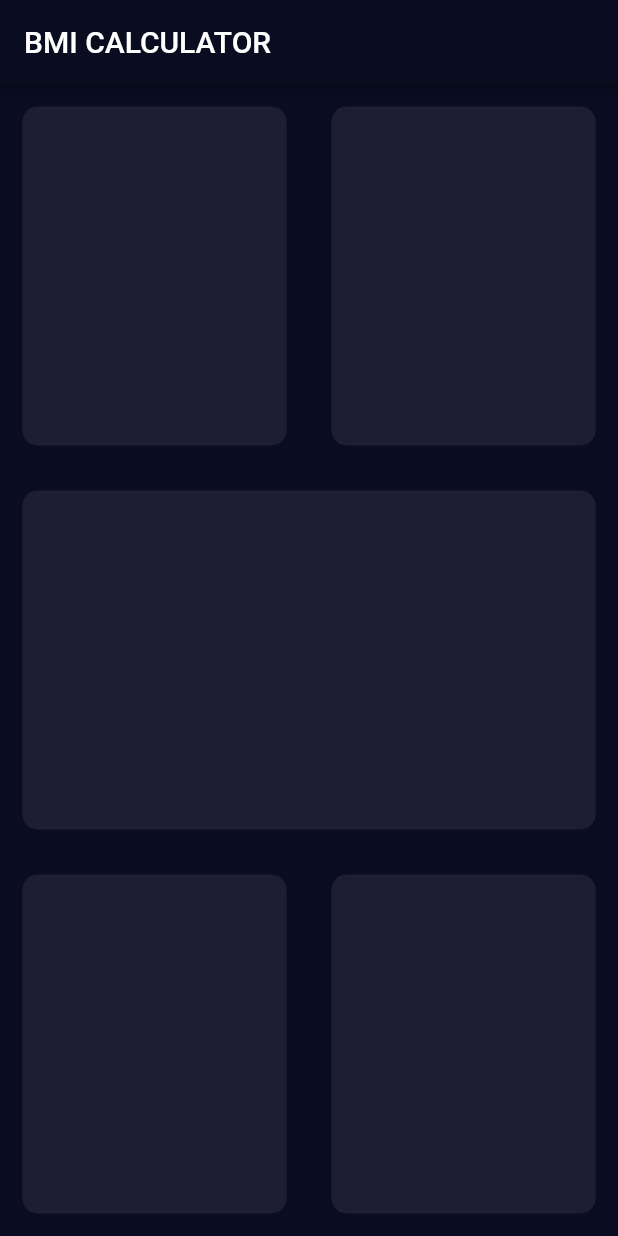
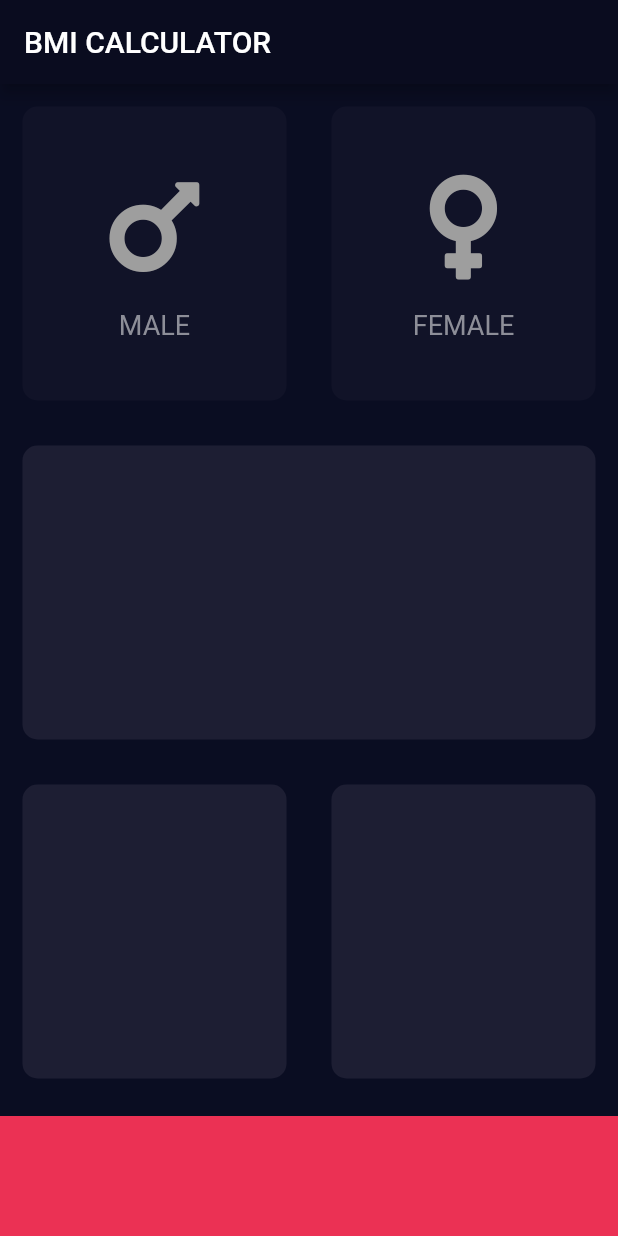
Before and after one commit to T-PAL-Developer/Flutter_iOS_Android_Web_bmi_calculator, a Flutter app: the screen it shows after launch, on a phone screen of 412 x 824 dp. Run offline on Flutter 3.47's test engine with Material 2 defaults, Android fonts, the phone set to English and light mode, and no system bars; our stand-ins replace font_awesome_flutter.

Commit message:
Input page - gender picker logic model created

```diff
--- /dev/null
+++ b/lib/custom_widgets/icon_content.dart
@@ -0,0 +1,35 @@
+import 'package:flutter/material.dart';
+
+const TextStyle labelTextStyle = TextStyle(
+  fontSize: 18.0,
+  color: Color(0xFF8D8E98),
+);
+
+class IconContent extends StatelessWidget {
+  IconContent({@required this.icon, this.text, this.iconColor});
+
+  final IconData icon;
+  final String text;
+  final Color iconColor;
+
+  @override
+  Widget build(BuildContext context) {
+    return Column(
+      mainAxisAlignment: MainAxisAlignment.center,
+      children: [
+        Icon(
+          icon,
+          size: 80.0,
+          color: iconColor,
+        ),
+        SizedBox(
+          height: 15.0,
+        ),
+        Text(
+          text,
+          style: labelTextStyle,
+        ),
+      ],
+    );
+  }
+}
--- /dev/null
+++ b/lib/custom_widgets/reusable_card.dart
@@ -0,0 +1,21 @@
+import 'package:flutter/material.dart';
+
+class ReusableCard extends StatelessWidget {
+  ReusableCard({@required this.color, this.cardChild, this.onTap});
+  final Color color;
+  final Widget cardChild;
+  final Function onTap;
+
+  @override
+  Widget build(BuildContext context) {
+    return GestureDetector(
+      onTap: onTap,
+      child: Container(
+        child: cardChild,
+        margin: EdgeInsets.all(15.0),
+        decoration: BoxDecoration(
+            color: color, borderRadius: BorderRadius.circular(10.0)),
+      ),
+    );
+  }
+}
--- a/lib/input_page.dart
+++ /dev/null
@@ -1,70 +0,0 @@
-import 'package:flutter/material.dart';
-
-class InputPage extends StatefulWidget {
-  @override
-  _InputPageState createState() => _InputPageState();
-}
-
-class _InputPageState extends State<InputPage> {
-  @override
-  Widget build(BuildContext context) {
-    return Scaffold(
-      appBar: AppBar(
-        title: Text('BMI CALCULATOR'),
-      ),
-      body: Column(
-        children: [
-          Expanded(
-              child: Row(
-            children: [
-              Expanded(
-                child: ReusableCard(
-                  color: Color(0xFF1D1E33),
-                ),
-              ),
-              Expanded(
-                child: ReusableCard(
-                  color: Color(0xFF1D1E33),
-                ),
-              ),
-            ],
-          )),
-          Expanded(
-            child: ReusableCard(
-              color: Color(0xFF1D1E33),
-            ),
-          ),
-          Expanded(
-              child: Row(
-            children: [
-              Expanded(
-                child: ReusableCard(
-                  color: Color(0xFF1D1E33),
-                ),
-              ),
-              Expanded(
-                child: ReusableCard(
-                  color: Color(0xFF1D1E33),
-                ),
-              ),
-            ],
-          ))
-        ],
-      ),
-    );
-  }
-}
-
-class ReusableCard extends StatelessWidget {
-  ReusableCard({@required this.color});
-  final Color color;
-
-  @override
-  Widget build(BuildContext context) {
-    return Container(
-      margin: EdgeInsets.all(15.0),
-      decoration: BoxDecoration(
-          color: color, borderRadius: BorderRadius.circular(10.0)),
-    );
-  }
-}
--- a/lib/main.dart
+++ b/lib/main.dart
@@ -1,5 +1,5 @@
 import 'package:flutter/material.dart';
-import 'input_page.dart';
+import 'screens/input_page.dart';
 
 void main() => runApp(BMICalculator());
 
--- /dev/null
+++ b/lib/models/gender_picking_logic.dart
@@ -0,0 +1,27 @@
+import 'package:flutter/material.dart';
+
+enum Gender {
+  male,
+  female,
+}
+
+class GenderLogic {
+  static const Color _activeCardColor = Color(0xFF1D1E33);
+  static const Color _inactiveCardColor = Color(0xFF111328);
+  static const Color _inactiveIconColor = Colors.grey;
+  static const Color _activeIconColor = Colors.white;
+
+  Gender _selectedGender;
+
+  void selectedGender({@required Gender gender}) {
+    _selectedGender = gender;
+  }
+
+  Color changeCardState({@required Gender gender}) {
+    return _selectedGender == gender ? _activeCardColor : _inactiveCardColor;
+  }
+
+  Color changeIconState({@required Gender gender}) {
+    return _selectedGender == gender ? _activeIconColor : _inactiveIconColor;
+  }
+}
--- /dev/null
+++ b/lib/screens/input_page.dart
@@ -0,0 +1,94 @@
+import 'package:flutter/material.dart';
+import 'package:font_awesome_flutter/font_awesome_flutter.dart';
+import '../custom_widgets/icon_content.dart';
+import '../custom_widgets/reusable_card.dart';
+import '../models/gender_picking_logic.dart';
+
+const double bottomButtonHeight = 80.0;
+const Color bottomButtonColor = Color(0xFFEB3154);
+const Color cardColor = Color(0xFF1D1E33);
+
+class InputPage extends StatefulWidget {
+  @override
+  _InputPageState createState() => _InputPageState();
+}
+
+class _InputPageState extends State<InputPage> {
+  GenderLogic genderCardLogic = GenderLogic();
+
+  @override
+  Widget build(BuildContext context) {
+    return Scaffold(
+      appBar: AppBar(
+        title: Text('BMI CALCULATOR'),
+      ),
+      body: Column(
+        children: [
+          Expanded(
+              child: Row(
+            children: [
+              Expanded(
+                child: ReusableCard(
+                  onTap: () {
+                    setState(() {
+                      genderCardLogic.selectedGender(gender: Gender.male);
+                    });
+                  },
+                  color: genderCardLogic.changeCardState(gender: Gender.male),
+                  cardChild: IconContent(
+                    icon: FontAwesomeIcons.mars,
+                    text: 'MALE',
+                    iconColor:
+                        genderCardLogic.changeIconState(gender: Gender.male),
+                  ),
+                ),
+              ),
+              Expanded(
+                child: ReusableCard(
+                  onTap: () {
+                    setState(() {
+                      genderCardLogic.selectedGender(gender: Gender.female);
+                    });
+                  },
+                  color: genderCardLogic.changeCardState(gender: Gender.female),
+                  cardChild: IconContent(
+                    icon: FontAwesomeIcons.venus,
+                    text: 'FEMALE',
+                    iconColor:
+                        genderCardLogic.changeIconState(gender: Gender.female),
+                  ),
+                ),
+              ),
+            ],
+          )),
+          Expanded(
+            child: ReusableCard(
+              color: cardColor,
+            ),
+          ),
+          Expanded(
+              child: Row(
+            children: [
+              Expanded(
+                child: ReusableCard(
+                  color: cardColor,
+                ),
+              ),
+              Expanded(
+                child: ReusableCard(
+                  color: cardColor,
+                ),
+              ),
+            ],
+          )),
+          Container(
+            color: bottomButtonColor,
+            margin: EdgeInsets.only(top: 10.0),
+            width: double.infinity,
+            height: bottomButtonHeight,
+          ),
+        ],
+      ),
+    );
+  }
+}
```
Also changed, not shown: pubspec.yaml (+2 -22 lines), pubspec.lock.
